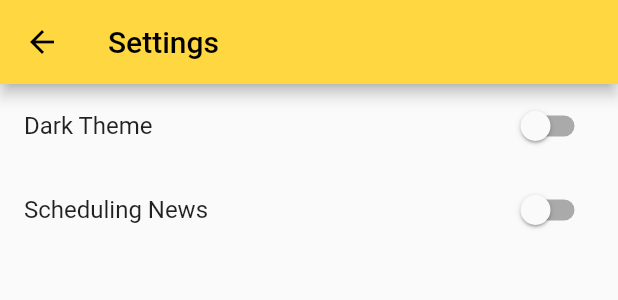
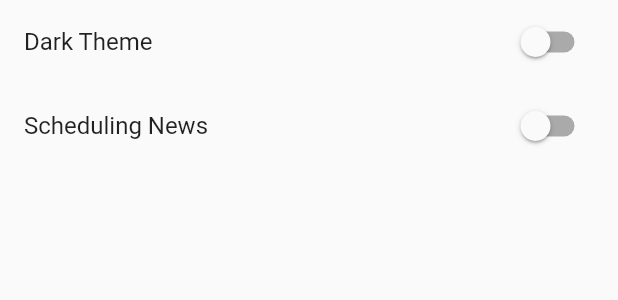
Before and after one commit to hanielsari/dicoding, a Flutter app: the SettingsPage widget shown alone on an empty page, opened directly, on a phone screen of 412 x 824 dp. Shown: the top 300 px of the screen. Run offline on Flutter 3.47's test engine with Material 2 defaults, Android fonts, the light colour scheme and no system bars; our stand-ins replace flutter_local_notifications, rxdart, shared_preferences, sqflite; missing offline and left inert: android_alarm_manager_plus; accounts and stored records are empty; network calls fail.

Commit message:
Update settings_page.dart

```diff
--- a/lib/ui/settings_page.dart
+++ b/lib/ui/settings_page.dart
@@ -1,89 +1,3 @@
-// import 'package:flutter/material.dart';
-// import 'package:provider/provider.dart';
-// import 'package:submissiondicoding/provider/preferences_provider.dart';
-// import 'package:submissiondicoding/provider/scheduling_provider.dart';
-//
-// class SettingsPage extends StatelessWidget {
-//   static const routeName = 'Settings';
-//
-//   SettingsPage({Key? key}) : super(key: key);
-//
-//   @override
-//   Widget build(BuildContext context) {
-//     return const Scaffold(
-//       body: BodySettingPageResto(),
-//     );
-//   }
-// }
-//
-// class BodySettingPageResto extends StatelessWidget {
-//   const BodySettingPageResto({Key? key}) : super(key: key);
-//
-//   @override
-//   Widget build(BuildContext context) {
-//     return SafeArea(
-//         child: Column(children: <Widget>[
-//           Container(
-//               child: Column(
-//                   mainAxisAlignment: MainAxisAlignment.start,
-//                   crossAxisAlignment: CrossAxisAlignment.start,
-//                   children: <Widget>[
-//                     Container(
-//                       child: Column(
-//                         mainAxisAlignment: MainAxisAlignment.start,
-//                         crossAxisAlignment: CrossAxisAlignment.start,
-//                         children: <Widget>[
-//                           Padding(
-//                             padding: EdgeInsets.only(top: 30, left: 30),
-//                             child: Text(
-//                               'Setting Restaurant ',
-//                               style: TextStyle(
-//                                   fontSize: 24,
-//                                   fontFamily: 'Poppins',
-//                                   fontWeight: FontWeight.bold),
-//                             ),
-//                           ),
-//                         ],
-//                       ),
-//                     ),
-//                     Padding(
-//                         padding: EdgeInsets.only(left: 20),
-//                         child: Consumer<PreferencesProvider>(
-//                             builder: (context, provider, child) {
-//                               return ListView(
-//                                 shrinkWrap: true,
-//                                 children: [
-//                                   Material(
-//                                     child: ListTile(
-//                                       title: Text(
-//                                         'Restaurant Notification',
-//                                         style: Theme.of(context).textTheme.subtitle1,
-//                                       ),
-//                                       subtitle: Text(
-//                                         "Enable notification",
-//                                         style: Theme.of(context).textTheme.bodyText1,
-//                                       ),
-//                                       trailing: Consumer<SchedulingProvider>(
-//                                         builder: (context, scheduled, _) {
-//                                           return Switch.adaptive(
-//                                             value: provider.isDailyNotificationActive,
-//                                             onChanged: (value) async {
-//                                               scheduled.scheduledRestaurant(value);
-//                                               provider.enableDailyNotification(value);
-//                                             },
-//                                           );
-//                                         },
-//                                       ),
-//                                     ),
-//                                   ),
-//                                 ],
-//                               );
-//                             }))
-//                   ]))
-//         ]));
-//   }
-// }
-
 import 'dart:io';
 
 import 'package:flutter/cupertino.dart';
@@ -92,30 +6,20 @@ import 'package:flutter/widgets.dart';
 import 'package:provider/provider.dart';
 import 'package:submissiondicoding/provider/scheduling_provider.dart';
 import 'package:submissiondicoding/widgets/custom_dialog.dart';
-import 'package:submissiondicoding/widgets/platformwidget.dart';
+import 'package:submissiondicoding/provider/preferences_provider.dart';
 
-class SettingsPage extends StatelessWidget {
+class SettingsPage extends StatefulWidget {
   static const String settingsTitle = 'Settings';
 
-  Widget _buildAndroid(BuildContext context) {
-    return Scaffold(
-      appBar: AppBar(
-        title: Text(settingsTitle),
-      ),
-      body: _buildList(context),
-    );
+  @override
+  _RestaurantPageState createState() => _RestaurantPageState();
 }
 
-  Widget _buildIos(BuildContext context) {
-    return CupertinoPageScaffold(
-      navigationBar: CupertinoNavigationBar(
-        middle: Text(settingsTitle),
-      ),
-      child: _buildList(context),
-    );
-  }
-
-  Widget _buildList(BuildContext context) {
+class _RestaurantPageState extends State<SettingsPage> {
+  @override
+  Widget build(BuildContext context) {
+    {
+      return Consumer<PreferencesProvider>(builder: (context, provider, child) {
         return ListView(
           children: [
             Material(
@@ -139,22 +43,16 @@ class SettingsPage extends StatelessWidget {
                             customDialog(context);
                           } else {
                             scheduled.scheduledRestaurant(value);
+                            scheduled.enableDailyRestaurant(value);
                           }
-                  },
-                );
+                        });
                   },
                 ),
               ),
             ),
           ],
         );
-  }
-
-  @override
-  Widget build(BuildContext context) {
-    return PlatformWidget(
-      androidBuilder: _buildAndroid,
-      iosBuilder: _buildIos,
-    );
+      });
+    } //ListView(
   }
 }
```
Lines whose indentation alone changed are shown as unchanged.
